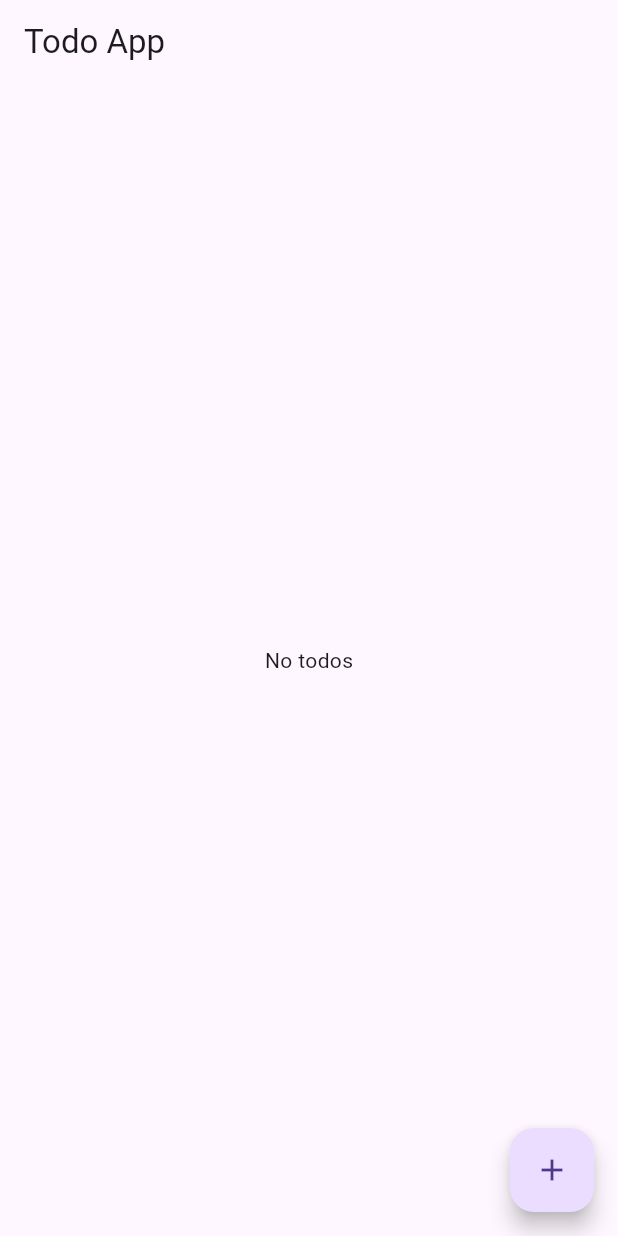
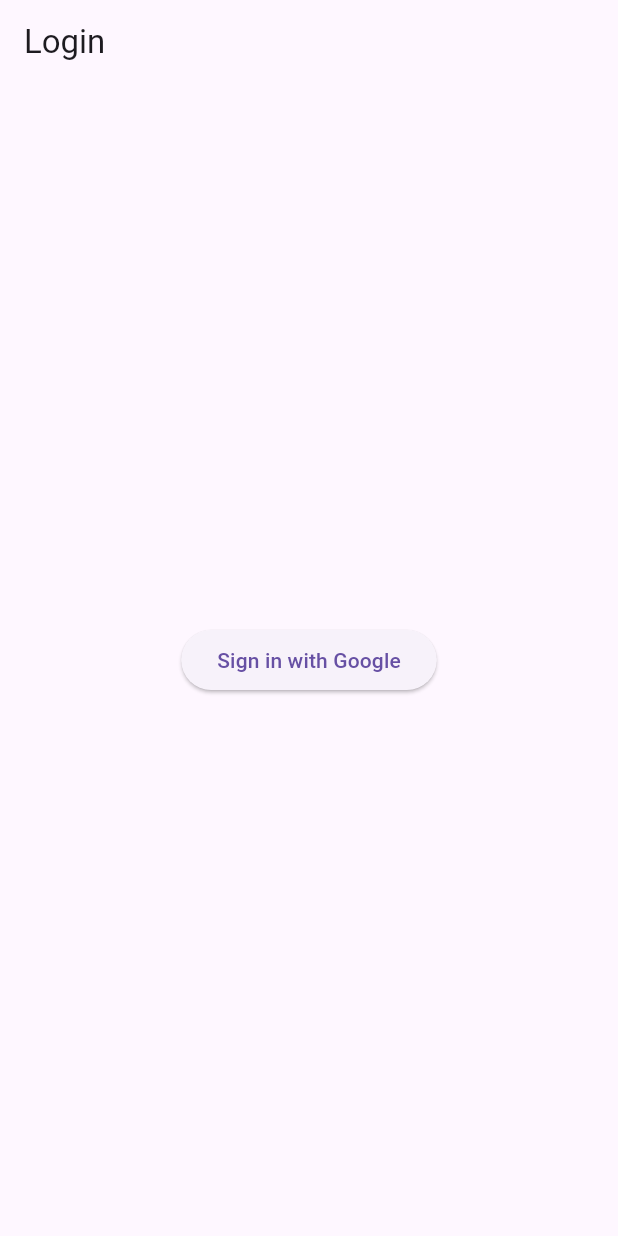
Before and after one commit to Denuvo33/todos-with-bloc, a Flutter app: the screen it shows after launch, on a phone screen of 412 x 824 dp. Run offline on Flutter 3.47's test engine with Material 3 defaults, Android fonts, the phone set to English and light mode, and no system bars; our stand-ins replace firebase_auth, firebase_core, flutter_bloc, google_sign_in, sqflite; accounts and stored records are empty.

Commit message:
add google signin and delete todo local

```diff
--- /dev/null
+++ b/lib/bloc/auth/auth_bloc.dart
@@ -0,0 +1,47 @@
+import 'package:firebase_auth/firebase_auth.dart';
+import 'package:flutter_bloc/flutter_bloc.dart';
+import 'package:google_sign_in/google_sign_in.dart';
+
+part 'auth_event.dart';
+part 'auth_state.dart';
+
+class AuthBloc extends Bloc<AuthEvent, AuthState> {
+  final GoogleSignIn _googleSignIn = GoogleSignIn();
+  final FirebaseAuth _firebaseAuth = FirebaseAuth.instance;
+
+  AuthBloc() : super(AuthState()) {
+    on<SignInWithGoogleEvent>(
+      (event, emit) async {
+        emit(state.copyWith(isLoading: true, error: null));
+        try {
+          final GoogleSignInAccount? googleUser = await _googleSignIn.signIn();
+          if (googleUser == null) {
+            emit(state.copyWith(isLoading: false));
+            return;
+          }
+
+          final GoogleSignInAuthentication googleAuth =
+              await googleUser.authentication;
+          final credential = GoogleAuthProvider.credential(
+            accessToken: googleAuth.accessToken,
+            idToken: googleAuth.idToken,
+          );
+
+          await _firebaseAuth.signInWithCredential(credential);
+
+          emit(state.copyWith(isSignedIn: true, isLoading: false));
+        } catch (e) {
+          emit(state.copyWith(isLoading: false, error: e.toString()));
+        }
+      },
+    );
+
+    on<SignOutEvent>(
+      (event, emit) async {
+        await _firebaseAuth.signOut();
+        await _googleSignIn.signOut();
+        emit(state.copyWith(isSignedIn: false));
+      },
+    );
+  }
+}
--- /dev/null
+++ b/lib/bloc/auth/auth_event.dart
@@ -0,0 +1,7 @@
+part of 'auth_bloc.dart';
+
+abstract class AuthEvent {}
+
+class SignInWithGoogleEvent extends AuthEvent {}
+
+class SignOutEvent extends AuthEvent {}
--- /dev/null
+++ b/lib/bloc/auth/auth_state.dart
@@ -0,0 +1,21 @@
+part of 'auth_bloc.dart';
+
+class AuthState {
+  final bool isSignedIn;
+  final String? error;
+  final bool isLoading;
+
+  AuthState({this.isSignedIn = false, this.error, this.isLoading = false});
+
+  AuthState copyWith({
+    bool? isSignedIn,
+    String? error,
+    bool? isLoading,
+  }) {
+    return AuthState(
+      isSignedIn: isSignedIn ?? this.isSignedIn,
+      error: error ?? this.error,
+      isLoading: isLoading ?? this.isLoading,
+    );
+  }
+}
--- a/lib/bloc/todo_bloc.dart
+++ /dev/null
@@ -1,48 +0,0 @@
-import 'package:todos_bloc/model/todo_model.dart';
-import 'package:flutter_bloc/flutter_bloc.dart';
-import 'package:todos_bloc/service/todo_db_service.dart';
-part 'todo_event.dart';
-part 'todo_state.dart';
-
-class TodoBloc extends Bloc<TodoEvent, TodoState> {
-  final TodoDbService todoDb;
-  TodoBloc({required this.todoDb}) : super(TodoState(todos: [])) {
-    on<ReadAllTodoEvent>(
-      ((event, emit) async {
-        emit(state.copyWith(isLoading: true));
-        try {
-          final todos = await todoDb.getTodos();
-          emit(state.copyWith(todos: todos, isLoading: false));
-        } catch (e) {
-          emit(state.copyWith(isLoading: false, error: e.toString()));
-        }
-      }),
-    );
-
-    on<CreateTodoEvent>(((event, emit) async {
-      await todoDb.insertTodo(event.todo);
-      add(ReadAllTodoEvent());
-    }));
-
-    on<UpdateTodoEvent>(((event, emit) async {
-      await todoDb.updateTodo(event.todo);
-      add(ReadAllTodoEvent());
-    }));
-
-    on<DeleteTodoEvent>(((event, emit) async {
-      await todoDb.deleteTodo(event.id);
-      add(ReadAllTodoEvent());
-    }));
-
-    on<CompletedTodo>((event, emit) async {
-      final updatedTodo = TodoModel(
-        id: event.todo.id,
-        title: event.todo.title,
-        isCompleted: event.todo.isCompleted,
-      );
-      await todoDb.updateTodo(updatedTodo);
-      final todos = await todoDb.getTodos();
-      emit(state.copyWith(todos: todos));
-    });
-  }
-}
--- a/lib/bloc/todo_event.dart
+++ /dev/null
@@ -1,25 +0,0 @@
-part of 'todo_bloc.dart';
-
-class TodoEvent {}
-
-class CreateTodoEvent extends TodoEvent {
-  final TodoModel todo;
-  CreateTodoEvent(this.todo);
-}
-
-class CompletedTodo extends TodoEvent {
-  final TodoModel todo;
-  CompletedTodo(this.todo);
-}
-
-class UpdateTodoEvent extends TodoEvent {
-  final TodoModel todo;
-  UpdateTodoEvent(this.todo);
-}
-
-class DeleteTodoEvent extends TodoEvent {
-  final int id;
-  DeleteTodoEvent(this.id);
-}
-
-class ReadAllTodoEvent extends TodoEvent {}
--- a/lib/bloc/todo_state.dart
+++ /dev/null
@@ -1,16 +0,0 @@
-part of 'todo_bloc.dart';
-
-class TodoState {
-  List<TodoModel> todos;
-  final bool isLoading;
-  final String error;
-
-  TodoState({this.todos = const [], this.isLoading = false, this.error = ''});
-
-  TodoState copyWith({List<TodoModel>? todos, bool? isLoading, String? error}) {
-    return TodoState(
-        todos: todos ?? this.todos,
-        isLoading: isLoading ?? this.isLoading,
-        error: error ?? this.error);
-  }
-}
--- a/lib/main.dart
+++ b/lib/main.dart
@@ -1,10 +1,13 @@
+import 'package:firebase_core/firebase_core.dart';
 import 'package:flutter/material.dart';
 import 'package:flutter_bloc/flutter_bloc.dart';
-import 'package:todos_bloc/bloc/todo_bloc.dart';
-import 'package:todos_bloc/screens/my_home_screen.dart';
-import 'package:todos_bloc/service/todo_db_service.dart';
+import 'package:todos_bloc/bloc/auth/auth_bloc.dart';
+import 'package:todos_bloc/firebase_options.dart';
+import 'package:todos_bloc/screens/login_screen.dart';
 
-void main() {
+void main() async {
+  WidgetsFlutterBinding.ensureInitialized();
+  await Firebase.initializeApp(options: DefaultFirebaseOptions.currentPlatform);
   runApp(const MyApp());
 }
 
@@ -13,12 +16,14 @@ class MyApp extends StatelessWidget {
 
   @override
   Widget build(BuildContext context) {
-    return BlocProvider(
-      create: (context) =>
-          TodoBloc(todoDb: TodoDbService())..add(ReadAllTodoEvent()),
+    return MultiBlocProvider(
+      providers: [
+        BlocProvider(
+          create: (context) => AuthBloc(),
+        ),
+      ],
       child: MaterialApp(
-        title: 'Todo App',
-        home: const MyHomeScreen(),
+        home: LoginScreen(),
       ),
     );
   }
--- /dev/null
+++ b/lib/screens/login_screen.dart
@@ -0,0 +1,48 @@
+import 'package:flutter/material.dart';
+import 'package:flutter_bloc/flutter_bloc.dart';
+import 'package:todos_bloc/bloc/auth/auth_bloc.dart';
+import 'package:todos_bloc/screens/my_home_screen.dart';
+
+class LoginScreen extends StatelessWidget {
+  const LoginScreen({super.key});
+
+  @override
+  Widget build(BuildContext context) {
+    return Scaffold(
+      appBar: AppBar(
+        title: const Text('Login'),
+      ),
+      body: BlocListener<AuthBloc, AuthState>(
+        listener: (context, state) {
+          if (state.isSignedIn) {
+            // Navigate to the homepage
+            Navigator.pushReplacement(context,
+                MaterialPageRoute(builder: (context) => MyHomeScreen()));
+          } else if (state.error != null) {
+            // Show error in a Snackbar
+            ScaffoldMessenger.of(context).showSnackBar(
+              SnackBar(content: Text(state.error!)),
+            );
+          }
+        },
+        child: BlocBuilder<AuthBloc, AuthState>(
+          builder: (context, state) {
+            return Center(
+              child: ElevatedButton(
+                onPressed: () {
+                  context.read<AuthBloc>().add(SignInWithGoogleEvent());
+                },
+                child: state.isLoading
+                    ? CircularProgressIndicator(
+                        color:
+                            Colors.blue, // optional: to match button text color
+                      )
+                    : const Text('Sign in with Google'),
+              ),
+            );
+          },
+        ),
+      ),
+    );
+  }
+}
--- a/lib/screens/my_home_screen.dart
+++ b/lib/screens/my_home_screen.dart
@@ -1,9 +1,4 @@
 import 'package:flutter/material.dart';
-import 'package:flutter/widgets.dart';
-import 'package:flutter_bloc/flutter_bloc.dart';
-import 'package:todos_bloc/bloc/todo_bloc.dart';
-import 'package:todos_bloc/model/todo_model.dart';
-import 'package:todos_bloc/screens/create_todo_screen.dart';
 
 class MyHomeScreen extends StatelessWidget {
   const MyHomeScreen({super.key});
@@ -16,65 +11,10 @@ class MyHomeScreen extends StatelessWidget {
       ),
       body: Container(
         margin: EdgeInsets.all(10),
-        child: BlocBuilder<TodoBloc, TodoState>(
-          builder: (context, state) {
-            return Visibility(
-              visible: !state.isLoading,
-              replacement: const Center(
-                child: CircularProgressIndicator(),
-              ),
-              child: state.todos.isEmpty
-                  ? Center(
-                      child: Text(state.error == '' ? 'No todos' : state.error))
-                  : ListView.builder(
-                      itemCount: state.todos.length,
-                      itemBuilder: (BuildContext context, int index) {
-                        return Card(
-                          child: ListTile(
-                            onTap: () {
-                              Navigator.push(
-                                  context,
-                                  MaterialPageRoute(
-                                      builder: (context) => CreateTodoScreen(
-                                            todo: state.todos[index],
-                                          )));
-                            },
-                            title: Text(state.todos[index].title),
-                            trailing: IconButton(
-                                onPressed: () {
-                                  context.read<TodoBloc>().add(
-                                      DeleteTodoEvent(state.todos[index].id!));
-                                },
-                                icon: Icon(Icons.delete)),
-                            leading: Checkbox(
-                              value: state.todos[index].isCompleted,
-                              onChanged: (value) {
-                                context.read<TodoBloc>().add(CompletedTodo(
-                                      TodoModel(
-                                        id: state.todos[index].id,
-                                        title: state.todos[index].title,
-                                        isCompleted: value!,
-                                      ),
-                                    ));
-                              },
-                            ),
-                          ),
-                        );
-                      },
-                    ),
-            );
-          },
-        ),
+        child: Text('My Home Screen'),
       ),
       floatingActionButton: FloatingActionButton(
-        onPressed: () {
-          Navigator.push(
-              context,
-              MaterialPageRoute(
-                  builder: (context) => CreateTodoScreen(
-                        todo: null,
-                      )));
-        },
+        onPressed: () {},
         child: Icon(Icons.add),
       ),
     );
--- a/pubspec.yaml
+++ b/pubspec.yaml
@@ -28,10 +28,14 @@ environment:
 # the latest version available on pub.dev. To see which dependencies have newer
 # versions available, run `flutter pub outdated`.
 dependencies:
+  cloud_firestore: ^5.3.0
   cupertino_icons: ^1.0.6
+  firebase_auth: ^5.2.0
+  firebase_core: ^3.4.0
   flutter:
     sdk: flutter
   flutter_bloc: ^8.1.6
+  google_sign_in: ^6.2.1
   sqflite: ^2.3.3+1
 
 dev_dependencies:
```
Also changed, not shown: lib/screens/create_todo_screen.dart (deleted, +0 -72 lines), firebase.json (added), lib/firebase_options.dart (added), pubspec.lock, 6 other files.
